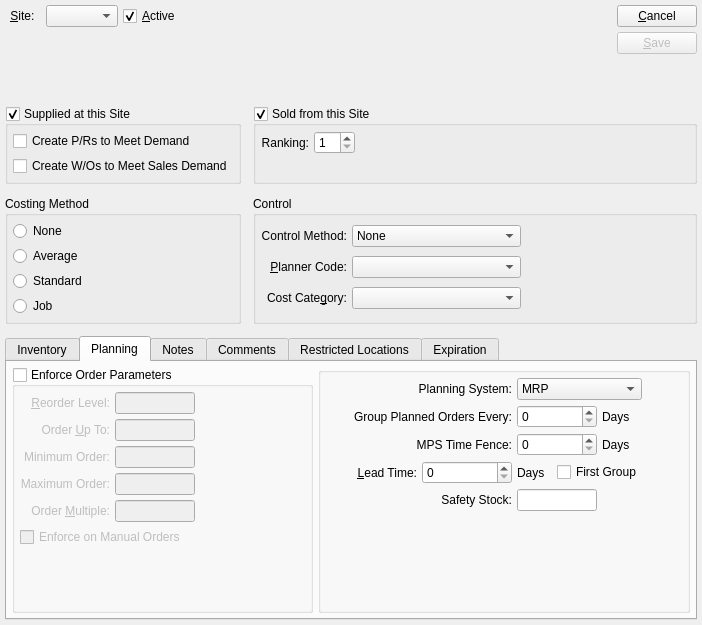
Above: xtuple/trunk/guiclient/itemSite.ui from WooodHead/xtuple before the change. Below: the same form after it.
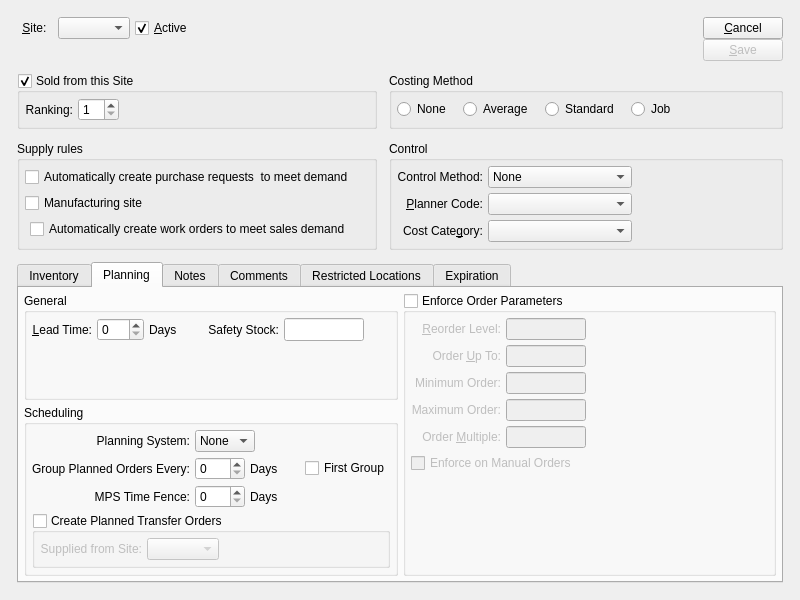
That is the form after the change. The open tabs and pages were chosen to show the change. Custom widgets are drawn as their Qt base class.

Commit message: issue 8273:  Proposed window changes on itmesite for DRP.

Patch:
```diff
--- a/xtuple/trunk/guiclient/itemSite.ui
+++ b/xtuple/trunk/guiclient/itemSite.ui
@@ -13,8 +13,8 @@
    <rect>
     <x>0</x>
     <y>0</y>
-    <width>702</width>
-    <height>625</height>
+    <width>800</width>
+    <height>600</height>
    </rect>
   </property>
   <property name="minimumSize" >
@@ -26,13 +26,13 @@
   <property name="windowTitle" >
    <string>Item Site</string>
   </property>
-  <layout class="QGridLayout" >
+  <layout class="QGridLayout" name="gridLayout_9" >
    <item row="0" column="0" >
-    <layout class="QGridLayout" >
-     <property name="horizontalSpacing" >
+    <layout class="QGridLayout" name="gridLayout_7" >
+     <property name="margin" >
       <number>12</number>
      </property>
-     <property name="verticalSpacing" >
+     <property name="spacing" >
       <number>12</number>
      </property>
      <item row="0" column="0" colspan="2" >
@@ -69,10 +69,10 @@
              <property name="orientation" >
               <enum>Qt::Vertical</enum>
              </property>
-             <property name="sizeHint" >
+             <property name="sizeHint" stdset="0" >
               <size>
                <width>20</width>
-               <height>20</height>
+               <height>0</height>
               </size>
              </property>
             </spacer>
@@ -99,9 +99,9 @@
          <property name="orientation" >
           <enum>Qt::Horizontal</enum>
          </property>
-         <property name="sizeHint" >
+         <property name="sizeHint" stdset="0" >
           <size>
-           <width>40</width>
+           <width>0</width>
            <height>20</height>
           </size>
          </property>
@@ -110,7 +110,7 @@
        <item>
         <layout class="QVBoxLayout" >
          <property name="spacing" >
-          <number>5</number>
+          <number>0</number>
          </property>
          <item>
           <widget class="QPushButton" name="_close" >
@@ -137,10 +137,10 @@
            <property name="orientation" >
             <enum>Qt::Vertical</enum>
            </property>
-           <property name="sizeHint" >
+           <property name="sizeHint" stdset="0" >
             <size>
              <width>20</width>
-             <height>40</height>
+             <height>0</height>
             </size>
            </property>
           </spacer>
@@ -150,35 +150,6 @@
       </layout>
      </item>
      <item row="1" column="0" >
-      <widget class="QGroupBox" name="_supply" >
-       <property name="focusPolicy" >
-        <enum>Qt::TabFocus</enum>
-       </property>
-       <property name="title" >
-        <string>Supplied at this Site</string>
-       </property>
-       <property name="checkable" >
-        <bool>true</bool>
-       </property>
-       <layout class="QGridLayout" >
-        <item row="0" column="0" >
-         <widget class="QCheckBox" name="_createPr" >
-          <property name="text" >
-           <string>Create P/Rs to Meet Demand</string>
-          </property>
-         </widget>
-        </item>
-        <item row="1" column="0" >
-         <widget class="QCheckBox" name="_createWo" >
-          <property name="text" >
-           <string>Create W/Os to Meet Sales Demand</string>
-          </property>
-         </widget>
-        </item>
-       </layout>
-      </widget>
-     </item>
-     <item row="1" column="1" >
       <widget class="QGroupBox" name="_sold" >
        <property name="focusPolicy" >
         <enum>Qt::TabFocus</enum>
@@ -189,31 +160,8 @@
        <property name="checkable" >
         <bool>true</bool>
        </property>
-       <layout class="QGridLayout" >
-        <item row="1" column="0" >
-         <spacer>
-          <property name="orientation" >
-           <enum>Qt::Vertical</enum>
-          </property>
-          <property name="sizeHint" >
-           <size>
-            <width>20</width>
-            <height>0</height>
-           </size>
-          </property>
-         </spacer>
-        </item>
-        <item row="0" column="1" >
-         <widget class="QSpinBox" name="_soldRanking" >
-          <property name="minimum" >
-           <number>1</number>
-          </property>
-          <property name="maximum" >
-           <number>10</number>
-          </property>
-         </widget>
-        </item>
-        <item row="0" column="0" >
+       <layout class="QHBoxLayout" name="horizontalLayout_6" >
+        <item>
          <widget class="QLabel" name="_soldRankingLit" >
           <property name="text" >
            <string>Ranking:</string>
@@ -223,15 +171,28 @@
           </property>
          </widget>
         </item>
-        <item row="0" column="2" >
+        <item>
+         <widget class="QSpinBox" name="_soldRanking" >
+          <property name="minimum" >
+           <number>1</number>
+          </property>
+          <property name="maximum" >
+           <number>10</number>
+          </property>
+         </widget>
+        </item>
+        <item>
          <spacer>
           <property name="orientation" >
            <enum>Qt::Horizontal</enum>
           </property>
-          <property name="sizeHint" >
+          <property name="sizeType" >
+           <enum>QSizePolicy::Preferred</enum>
+          </property>
+          <property name="sizeHint" stdset="0" >
            <size>
-            <width>40</width>
-            <height>20</height>
+            <width>250</width>
+            <height>17</height>
            </size>
           </property>
          </spacer>
@@ -239,14 +200,25 @@
        </layout>
       </widget>
      </item>
-     <item row="2" column="0" >
+     <item row="1" column="1" >
       <widget class="QGroupBox" name="_costing" >
        <property name="title" >
         <string>Costing Method</string>
        </property>
-       <layout class="QVBoxLayout" >
+       <layout class="QGridLayout" name="gridLayout_6" >
+        <item row="0" column="0" >
+         <layout class="QHBoxLayout" name="horizontalLayout_8" >
+          <property name="spacing" >
+           <number>12</number>
+          </property>
         <item>
          <widget class="QRadioButton" name="_costNone" >
+            <property name="sizePolicy" >
+             <sizepolicy vsizetype="Fixed" hsizetype="Preferred" >
+              <horstretch>0</horstretch>
+              <verstretch>0</verstretch>
+             </sizepolicy>
+            </property>
           <property name="text" >
            <string>None</string>
           </property>
@@ -254,6 +226,12 @@
         </item>
         <item>
          <widget class="QRadioButton" name="_costAvg" >
+            <property name="sizePolicy" >
+             <sizepolicy vsizetype="Fixed" hsizetype="Preferred" >
+              <horstretch>0</horstretch>
+              <verstretch>0</verstretch>
+             </sizepolicy>
+            </property>
           <property name="text" >
            <string>Average</string>
           </property>
@@ -261,6 +239,12 @@
         </item>
         <item>
          <widget class="QRadioButton" name="_costStd" >
+            <property name="sizePolicy" >
+             <sizepolicy vsizetype="Fixed" hsizetype="Preferred" >
+              <horstretch>0</horstretch>
+              <verstretch>0</verstretch>
+             </sizepolicy>
+            </property>
           <property name="text" >
            <string>Standard</string>
           </property>
@@ -268,11 +252,94 @@
         </item>
         <item>
          <widget class="QRadioButton" name="_costJob" >
+            <property name="sizePolicy" >
+             <sizepolicy vsizetype="Fixed" hsizetype="Preferred" >
+              <horstretch>0</horstretch>
+              <verstretch>0</verstretch>
+             </sizepolicy>
+            </property>
           <property name="text" >
            <string>Job</string>
           </property>
          </widget>
         </item>
+          <item>
+           <spacer name="horizontalSpacer_7" >
+            <property name="orientation" >
+             <enum>Qt::Horizontal</enum>
+            </property>
+            <property name="sizeHint" stdset="0" >
+             <size>
+              <width>0</width>
+              <height>20</height>
+             </size>
+            </property>
+           </spacer>
+          </item>
+         </layout>
+        </item>
+       </layout>
+      </widget>
+     </item>
+     <item row="2" column="0" >
+      <widget class="QGroupBox" name="_supply" >
+       <property name="focusPolicy" >
+        <enum>Qt::TabFocus</enum>
+       </property>
+       <property name="title" >
+        <string>Supply rules</string>
+       </property>
+       <property name="checkable" >
+        <bool>false</bool>
+       </property>
+       <layout class="QGridLayout" name="gridLayout_4" >
+        <item row="0" column="0" >
+         <widget class="QCheckBox" name="_createPr" >
+          <property name="text" >
+           <string>Automatically create purchase requests  to meet demand</string>
+          </property>
+         </widget>
+        </item>
+        <item row="1" column="0" >
+         <widget class="QCheckBox" name="checkBox" >
+          <property name="text" >
+           <string>Manufacturing site</string>
+          </property>
+         </widget>
+        </item>
+        <item row="2" column="0" >
+         <layout class="QHBoxLayout" name="horizontalLayout_3" >
+          <item>
+           <spacer name="horizontalSpacer_2" >
+            <property name="orientation" >
+             <enum>Qt::Horizontal</enum>
+            </property>
+            <property name="sizeType" >
+             <enum>QSizePolicy::Fixed</enum>
+            </property>
+            <property name="sizeHint" stdset="0" >
+             <size>
+              <width>5</width>
+              <height>14</height>
+             </size>
+            </property>
+           </spacer>
+          </item>
+          <item>
+           <widget class="QCheckBox" name="_createWo" >
+            <property name="sizePolicy" >
+             <sizepolicy vsizetype="Fixed" hsizetype="Preferred" >
+              <horstretch>0</horstretch>
+              <verstretch>0</verstretch>
+             </sizepolicy>
+            </property>
+            <property name="text" >
+             <string>Automatically create work orders to meet sales demand</string>
+            </property>
+           </widget>
+          </item>
+         </layout>
+        </item>
        </layout>
       </widget>
      </item>
@@ -281,7 +348,47 @@
        <property name="title" >
         <string>Control</string>
        </property>
-       <layout class="QGridLayout" >
+       <layout class="QGridLayout" name="gridLayout_12" >
+        <item row="0" column="0" >
+         <widget class="QLabel" name="_controlMethodLit" >
+          <property name="text" >
+           <string>Control Method:</string>
+          </property>
+          <property name="alignment" >
+           <set>Qt::AlignRight|Qt::AlignTrailing|Qt::AlignVCenter</set>
+          </property>
+         </widget>
+        </item>
+        <item row="0" column="1" >
+         <widget class="XComboBox" name="_controlMethod" >
+          <property name="sizePolicy" >
+           <sizepolicy vsizetype="Fixed" hsizetype="Preferred" >
+            <horstretch>0</horstretch>
+            <verstretch>0</verstretch>
+           </sizepolicy>
+          </property>
+          <item>
+           <property name="text" >
+            <string>None</string>
+           </property>
+          </item>
+          <item>
+           <property name="text" >
+            <string>Regular</string>
+           </property>
+          </item>
+          <item>
+           <property name="text" >
+            <string>Lot #</string>
+           </property>
+          </item>
+          <item>
+           <property name="text" >
+            <string>Serial #</string>
+           </property>
+          </item>
+         </widget>
+        </item>
         <item row="1" column="0" >
          <widget class="QLabel" name="_plannerCodeLit" >
           <property name="text" >
@@ -316,9 +423,9 @@
           <property name="orientation" >
            <enum>Qt::Horizontal</enum>
           </property>
-          <property name="sizeHint" >
+          <property name="sizeHint" stdset="0" >
            <size>
-            <width>40</width>
+            <width>0</width>
             <height>20</height>
            </size>
           </property>
@@ -353,46 +460,6 @@
           </property>
          </widget>
         </item>
-        <item row="0" column="0" >
-         <widget class="QLabel" name="_controlMethodLit" >
-          <property name="text" >
-           <string>Control Method:</string>
-          </property>
-          <property name="alignment" >
-           <set>Qt::AlignRight|Qt::AlignTrailing|Qt::AlignVCenter</set>
-          </property>
-         </widget>
-        </item>
-        <item row="0" column="1" >
-         <widget class="XComboBox" name="_controlMethod" >
-          <property name="sizePolicy" >
-           <sizepolicy vsizetype="Fixed" hsizetype="Preferred" >
-            <horstretch>0</horstretch>
-            <verstretch>0</verstretch>
-           </sizepolicy>
-          </property>
-          <item>
-           <property name="text" >
-            <string>None</string>
-           </property>
-          </item>
-          <item>
-           <property name="text" >
-            <string>Regular</string>
-           </property>
-          </item>
-          <item>
-           <property name="text" >
-            <string>Lot #</string>
-           </property>
-          </item>
-          <item>
-           <property name="text" >
-            <string>Serial #</string>
-           </property>
-          </item>
-         </widget>
-        </item>
        </layout>
       </widget>
      </item>
@@ -660,8 +727,123 @@
         <attribute name="title" >
          <string>Planning</string>
         </attribute>
-        <layout class="QGridLayout" >
+        <layout class="QGridLayout" name="gridLayout_5" >
          <item row="0" column="0" >
+          <widget class="QGroupBox" name="_mrp" >
+           <property name="title" >
+            <string>General</string>
+           </property>
+           <layout class="QGridLayout" name="gridLayout" >
+            <item row="0" column="0" >
+             <layout class="QVBoxLayout" name="verticalLayout_4" >
+              <item>
+               <layout class="QHBoxLayout" name="horizontalLayout_7" >
+                <item>
+                 <widget class="QLabel" name="_leadTimeLit" >
+                  <property name="text" >
+                   <string>&amp;Lead Time:</string>
+                  </property>
+                  <property name="alignment" >
+                   <set>Qt::AlignRight|Qt::AlignTrailing|Qt::AlignVCenter</set>
+                  </property>
+                  <property name="buddy" >
+                   <cstring>_leadTime</cstring>
+                  </property>
+                 </widget>
+                </item>
+                <item>
+                 <widget class="QSpinBox" name="_leadTime" >
+                  <property name="minimum" >
+                   <number>0</number>
+                  </property>
+                  <property name="maximum" >
+                   <number>999</number>
+                  </property>
+                 </widget>
+                </item>
+                <item>
+                 <widget class="QLabel" name="_days2Lit" >
+                  <property name="text" >
+                   <string>Days</string>
+                  </property>
+                 </widget>
+                </item>
+                <item>
+                 <spacer name="horizontalSpacer_6" >
+                  <property name="orientation" >
+                   <enum>Qt::Horizontal</enum>
+                  </property>
+                  <property name="sizeHint" stdset="0" >
+                   <size>
+                    <width>0</width>
+                    <height>20</height>
+                   </size>
+                  </property>
+                 </spacer>
+                </item>
+                <item>
+                 <widget class="QLabel" name="_safetyStockLit" >
+                  <property name="text" >
+                   <string>Safety Stock:</string>
+                  </property>
+                  <property name="alignment" >
+                   <set>Qt::AlignRight|Qt::AlignTrailing|Qt::AlignVCenter</set>
+                  </property>
+                 </widget>
+                </item>
+                <item>
+                 <widget class="XLineEdit" name="_safetyStock" >
+                  <property name="sizePolicy" >
+                   <sizepolicy vsizetype="Fixed" hsizetype="Preferred" >
+                    <horstretch>0</horstretch>
+                    <verstretch>0</verstretch>
+                   </sizepolicy>
+                  </property>
+                  <property name="maximumSize" >
+                   <size>
+                    <width>80</width>
+                    <height>32767</height>
+                   </size>
+                  </property>
+                  <property name="alignment" >
+                   <set>Qt::AlignRight</set>
+                  </property>
+                 </widget>
+                </item>
+                <item>
+                 <spacer name="horizontalSpacer_3" >
+                  <property name="orientation" >
+                   <enum>Qt::Horizontal</enum>
+                  </property>
+                  <property name="sizeHint" stdset="0" >
+                   <size>
+                    <width>0</width>
+                    <height>20</height>
+                   </size>
+                  </property>
+                 </spacer>
+                </item>
+               </layout>
+              </item>
+              <item>
+               <spacer name="verticalSpacer_2" >
+                <property name="orientation" >
+                 <enum>Qt::Vertical</enum>
+                </property>
+                <property name="sizeHint" stdset="0" >
+                 <size>
+                  <width>20</width>
+                  <height>0</height>
+                 </size>
+                </property>
+               </spacer>
+              </item>
+             </layout>
+            </item>
+           </layout>
+          </widget>
+         </item>
+         <item rowspan="2" row="0" column="1" >
           <widget class="QGroupBox" name="_useParameters" >
            <property name="enabled" >
             <bool>true</bool>
@@ -678,31 +860,12 @@
            <property name="checked" >
             <bool>false</bool>
            </property>
-           <layout class="QGridLayout" >
-            <item row="2" column="0" >
-             <spacer>
-              <property name="orientation" >
-               <enum>Qt::Vertical</enum>
-              </property>
-              <property name="sizeHint" >
-               <size>
-                <width>20</width>
-                <height>0</height>
-               </size>
-              </property>
-             </spacer>
-            </item>
-            <item row="1" column="0" >
-             <widget class="QCheckBox" name="_useParametersOnManual" >
-              <property name="text" >
-               <string>Enforce on Manual Orders</string>
-              </property>
-              <property name="shortcut" >
-               <string/>
-              </property>
-             </widget>
-            </item>
+           <layout class="QGridLayout" name="gridLayout_8" >
             <item row="0" column="0" >
+             <layout class="QVBoxLayout" name="verticalLayout_3" >
+              <item>
+               <layout class="QVBoxLayout" name="verticalLayout_2" >
+                <item>
              <layout class="QGridLayout" >
               <item row="0" column="0" >
                <widget class="QLabel" name="_reorderLevelLit" >
@@ -839,9 +1002,9 @@
                 <property name="orientation" >
                  <enum>Qt::Horizontal</enum>
                 </property>
-                <property name="sizeHint" >
+                    <property name="sizeHint" stdset="0" >
                  <size>
-                  <width>40</width>
+                      <width>0</width>
                   <height>20</height>
                  </size>
                 </property>
@@ -849,16 +1012,43 @@
               </item>
              </layout>
             </item>
-           </layout>
-          </widget>
-         </item>
-         <item row="0" column="1" >
-          <widget class="QGroupBox" name="_mrp" >
-           <property name="title" >
+                <item>
+                 <widget class="QCheckBox" name="_useParametersOnManual" >
+                  <property name="text" >
+                   <string>Enforce on Manual Orders</string>
+                  </property>
+                  <property name="shortcut" >
             <string/>
            </property>
-           <layout class="QGridLayout" >
-            <item row="0" column="0" colspan="2" >
+                 </widget>
+                </item>
+               </layout>
+              </item>
+              <item>
+               <spacer name="verticalSpacer" >
+                <property name="orientation" >
+                 <enum>Qt::Vertical</enum>
+                </property>
+                <property name="sizeHint" stdset="0" >
+                 <size>
+                  <width>20</width>
+                  <height>0</height>
+                 </size>
+                </property>
+               </spacer>
+              </item>
+             </layout>
+            </item>
+           </layout>
+          </widget>
+         </item>
+         <item row="1" column="0" >
+          <widget class="QGroupBox" name="groupBox" >
+           <property name="title" >
+            <string>Scheduling</string>
+           </property>
+           <layout class="QGridLayout" name="gridLayout_3" >
+            <item row="0" column="0" >
              <widget class="QLabel" name="_planningTypeLit" >
               <property name="text" >
                <string>Planning System:</string>
@@ -868,8 +1058,15 @@
               </property>
              </widget>
             </item>
-            <item row="0" column="2" colspan="3" >
+            <item row="0" column="1" colspan="3" >
+             <layout class="QHBoxLayout" name="horizontalLayout" >
+              <item>
              <widget class="QComboBox" name="_planningType" >
+                <item>
+                 <property name="text" >
+                  <string>None</string>
+                 </property>
+                </item>
               <item>
                <property name="text" >
                 <string>MRP</string>
@@ -880,14 +1077,24 @@
                 <string>MPS</string>
                </property>
               </item>
-              <item>
-               <property name="text" >
-                <string>None</string>
-               </property>
-              </item>
-             </widget>
-            </item>
-            <item row="1" column="0" colspan="2" >
+               </widget>
+              </item>
+              <item>
+               <spacer>
+                <property name="orientation" >
+                 <enum>Qt::Horizontal</enum>
+                </property>
+                <property name="sizeHint" stdset="0" >
+                 <size>
+                  <width>0</width>
+                  <height>20</height>
+                 </size>
+                </property>
+               </spacer>
+              </item>
+             </layout>
+            </item>
+            <item row="1" column="0" >
              <widget class="QLabel" name="_orderGroupLit" >
               <property name="text" >
                <string>Group Planned Orders Every:</string>
@@ -897,7 +1104,7 @@
               </property>
              </widget>
             </item>
-            <item row="1" column="2" colspan="2" >
+            <item row="1" column="1" >
              <widget class="QSpinBox" name="_orderGroup" >
               <property name="minimum" >
                <number>0</number>
@@ -910,14 +1117,21 @@
               </property>
              </widget>
             </item>
-            <item row="1" column="4" >
+            <item row="1" column="2" >
              <widget class="QLabel" name="_orderGroupDaysLit" >
               <property name="text" >
                <string>Days</string>
               </property>
              </widget>
             </item>
-            <item row="2" column="0" colspan="2" >
+            <item row="1" column="3" >
+             <widget class="QCheckBox" name="_orderGroupFirst" >
+              <property name="text" >
+               <string>First Group</string>
+              </property>
+             </widget>
+            </item>
+            <item row="2" column="0" >
              <widget class="QLabel" name="_mpsTimeFenceLit" >
               <property name="text" >
                <string>MPS Time Fence:</string>
@@ -927,7 +1141,7 @@
               </property>
              </widget>
             </item>
-            <item row="2" column="2" colspan="2" >
+            <item row="2" column="1" >
              <widget class="QSpinBox" name="_mpsTimeFence" >
               <property name="minimum" >
                <number>0</number>
@@ -940,105 +1154,58 @@
               </property>
              </widget>
             </item>
-            <item row="2" column="4" >
+            <item row="2" column="2" colspan="2" >
              <widget class="QLabel" name="_mpsTimeFenceDaysLit" >
               <property name="text" >
                <string>Days</string>
               </property>
              </widget>
             </item>
-            <item row="3" column="0" >
-             <widget class="QLabel" name="_leadTimeLit" >
+            <item row="3" column="0" colspan="4" >
+             <widget class="QGroupBox" name="groupBox_2" >
+              <property name="title" >
+               <string>Create Planned Transfer Orders</string>
+              </property>
+              <property name="checkable" >
+               <bool>true</bool>
+              </property>
+              <property name="checked" >
+               <bool>false</bool>
+              </property>
+              <layout class="QGridLayout" name="gridLayout_2" >
+               <item row="0" column="0" >
+                <widget class="QLabel" name="_planningTypeLit_2" >
               <property name="text" >
-               <string>&amp;Lead Time:</string>
+                  <string>Supplied from Site:</string>
               </property>
               <property name="alignment" >
                <set>Qt::AlignRight|Qt::AlignTrailing|Qt::AlignVCenter</set>
               </property>
-              <property name="buddy" >
-               <cstring>_leadTime</cstring>
-              </property>
-             </widget>
-            </item>
-            <item row="3" column="1" >
-             <widget class="QSpinBox" name="_leadTime" >
-              <property name="minimum" >
-               <number>0</number>
-              </property>
-              <property name="maximum" >
-               <number>999</number>
-              </property>
-             </widget>
-            </item>
-            <item row="3" column="2" >
-             <widget class="QLabel" name="_days2Lit" >
-              <property name="text" >
-               <string>Days</string>
-              </property>
-             </widget>
-            </item>
-            <item row="3" column="3" colspan="2" >
-             <widget class="QCheckBox" name="_orderGroupFirst" >
-              <property name="text" >
-               <string>First Group</string>
-              </property>
-             </widget>
-            </item>
-            <item row="3" column="5" >
-             <spacer>
+                </widget>
+               </item>
+               <item row="0" column="1" >
+                <layout class="QHBoxLayout" name="horizontalLayout_2" >
+                 <item>
+                  <widget class="WComboBox" name="wcomboBox" />
+                 </item>
+                 <item>
+                  <spacer name="horizontalSpacer" >
               <property name="orientation" >
                <enum>Qt::Horizontal</enum>
               </property>
-              <property name="sizeHint" >
+                   <property name="sizeHint" stdset="0" >
                <size>
-                <width>40</width>
-                <height>20</height>
+                     <width>0</width>
+                     <height>17</height>
                </size>
               </property>
              </spacer>
             </item>
-            <item row="4" column="0" colspan="2" >
-             <widget class="QLabel" name="_safetyStockLit" >
-              <property name="text" >
-               <string>Safety Stock:</string>
-              </property>
-              <property name="alignment" >
-               <set>Qt::AlignRight|Qt::AlignTrailing|Qt::AlignVCenter</set>
-              </property>
-             </widget>
-            </item>
-            <item row="4" column="2" colspan="2" >
-             <widget class="XLineEdit" name="_safetyStock" >
-              <property name="sizePolicy" >
-               <sizepolicy vsizetype="Fixed" hsizetype="Preferred" >
-                <horstretch>0</horstretch>
-                <verstretch>0</verstretch>
-               </sizepolicy>
-              </property>
-              <property name="maximumSize" >
-               <size>
-                <width>80</width>
-                <height>32767</height>
-               </size>
-              </property>
-              <property name="alignment" >
-               <set>Qt::AlignRight</set>
-              </property>
+                </layout>
+               </item>
+              </layout>
              </widget>
             </item>
-            <item row="5" column="0" colspan="2" >
-             <spacer>
-              <property name="orientation" >
-               <enum>Qt::Vertical</enum>
-              </property>
-              <property name="sizeHint" >
-               <size>
-                <width>186</width>
-                <height>20</height>
-               </size>
-              </property>
-             </spacer>
-            </item>
            </layout>
           </widget>
          </item>
```
Left out of the diff: 358 changed lines with no effect on the pictures. Lines whose indentation alone changed are shown as unchanged. The commit also changes 1 other file.
